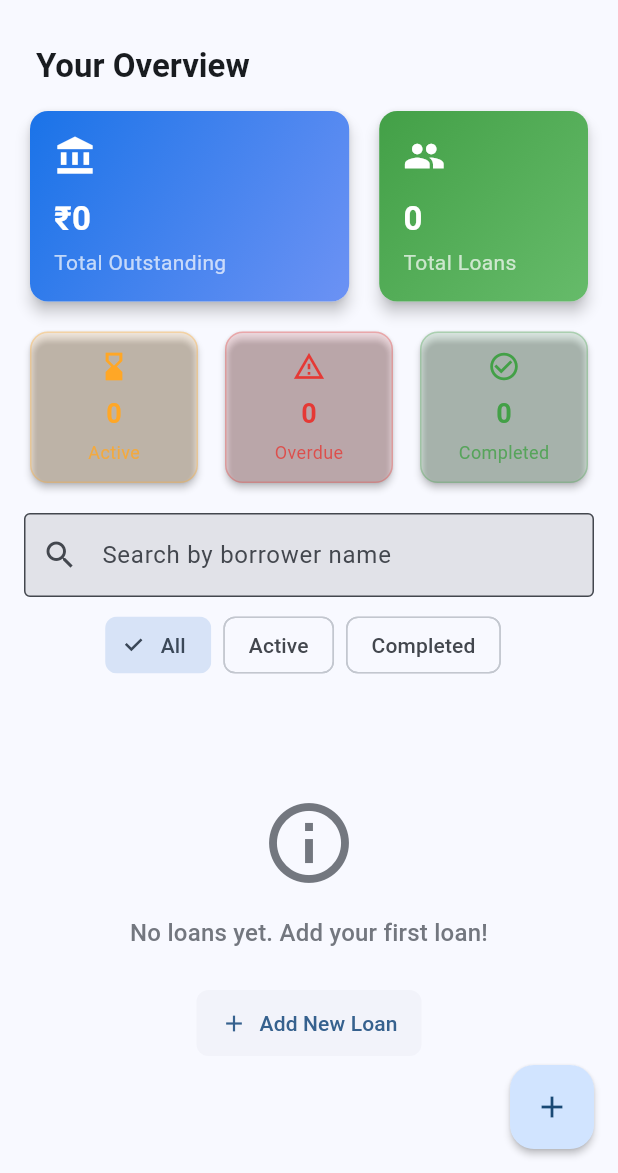
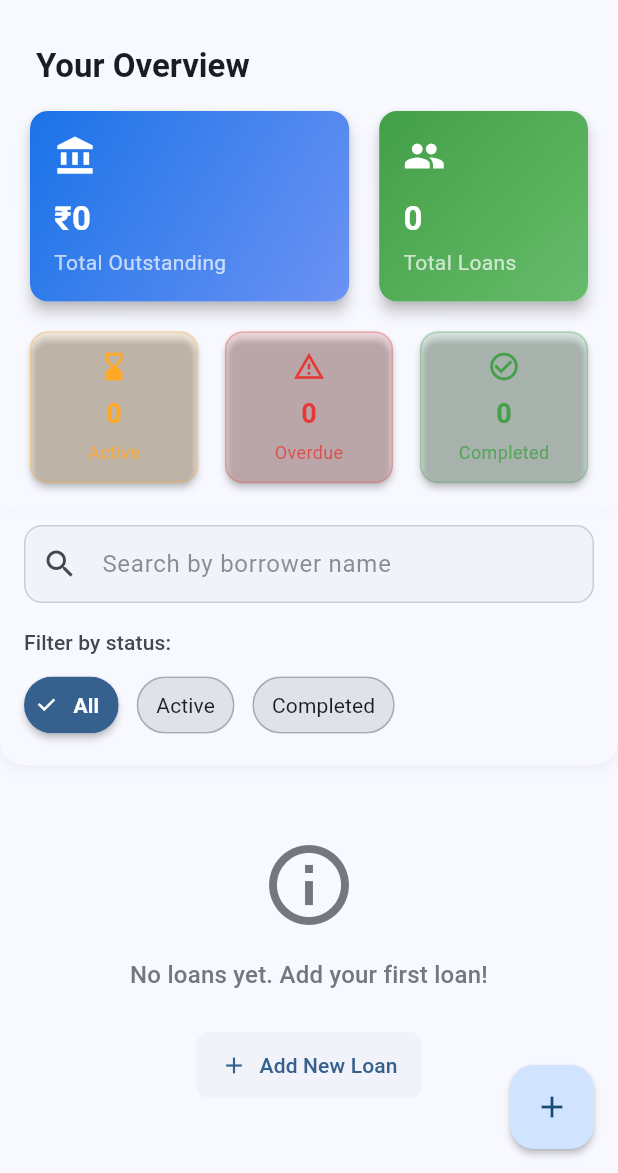
Before and after one commit to RensithUdara/LoanBuddy-Mobile-App, a Flutter app: the screen it shows after launch, on a phone screen of 412 x 824 dp, the part 63-1236 px from its top. Run offline on Flutter 3.47's test engine with Material 3 defaults, Android fonts, the phone set to English and light mode, and no system bars; our stand-ins replace shared_preferences, sqflite; accounts and stored records are empty.

Commit message:
Enhance search and filter UI with animated container and improved styling

```diff
--- a/lib/views/screens/dashboard_screen.dart
+++ b/lib/views/screens/dashboard_screen.dart
@@ -319,27 +319,93 @@ class _DashboardScreenState extends State<DashboardScreen> {
   }
 
   Widget _buildSearchAndFilters() {
-    return Padding(
-      padding: const EdgeInsets.symmetric(horizontal: Constants.defaultPadding),
+    final theme = Theme.of(context);
+
+    return AnimatedContainer(
+      duration: Constants.animationDuration,
+      padding: const EdgeInsets.fromLTRB(
+        Constants.defaultPadding,
+        Constants.defaultPadding / 2,
+        Constants.defaultPadding,
+        Constants.defaultPadding,
+      ),
+      decoration: BoxDecoration(
+        color: theme.colorScheme.surface,
+        borderRadius: const BorderRadius.vertical(
+          bottom: Radius.circular(16),
+        ),
+        boxShadow: [
+          BoxShadow(
+            color: theme.shadowColor.withOpacity(0.05),
+            blurRadius: 8,
+            offset: const Offset(0, 2),
+          ),
+        ],
+      ),
       child: Column(
+        crossAxisAlignment: CrossAxisAlignment.start,
         children: [
           TextField(
             controller: _searchController,
-            decoration: const InputDecoration(
+            decoration: InputDecoration(
               hintText: 'Search by borrower name',
-              prefixIcon: Icon(Icons.search),
-              border: OutlineInputBorder(),
+              prefixIcon: const Icon(Icons.search),
+              suffixIcon: _searchQuery.isNotEmpty
+                  ? IconButton(
+                      icon: const Icon(Icons.clear),
+                      onPressed: () {
+                        _searchController.clear();
+                        _searchLoans('');
+                      },
+                    )
+                  : null,
+              border: OutlineInputBorder(
+                borderRadius: BorderRadius.circular(12),
+                borderSide: BorderSide(
+                  color: theme.colorScheme.outline.withOpacity(0.3),
+                ),
+              ),
+              enabledBorder: OutlineInputBorder(
+                borderRadius: BorderRadius.circular(12),
+                borderSide: BorderSide(
+                  color: theme.colorScheme.outline.withOpacity(0.3),
+                ),
+              ),
+              focusedBorder: OutlineInputBorder(
+                borderRadius: BorderRadius.circular(12),
+                borderSide: BorderSide(
+                  color: theme.colorScheme.primary,
+                  width: 2,
+                ),
+              ),
+              contentPadding: const EdgeInsets.symmetric(
+                horizontal: 16,
+                vertical: 14,
+              ),
+              hintStyle: TextStyle(
+                color: theme.colorScheme.onSurfaceVariant.withOpacity(0.6),
+              ),
+              filled: true,
+              fillColor: theme.colorScheme.surfaceContainerLow,
             ),
             onChanged: _searchLoans,
+            style: theme.textTheme.bodyLarge,
+          ),
+          const SizedBox(height: 16),
+          Text(
+            'Filter by status:',
+            style: theme.textTheme.labelLarge?.copyWith(
+              color: theme.colorScheme.onSurfaceVariant,
+            ),
           ),
           const SizedBox(height: 8),
           SingleChildScrollView(
             scrollDirection: Axis.horizontal,
             child: Row(
               children: [
-                _buildFilterChip('All', 'all'),
-                _buildFilterChip('Active', 'active'),
-                _buildFilterChip('Completed', 'completed'),
+                _buildFilterChip('All', 'all', theme),
+                _buildFilterChip('Active', 'active', theme),
+                _buildFilterChip('Completed', 'completed', theme),
               ],
             ),
           ),
@@ -348,17 +414,50 @@ class _DashboardScreenState extends State<DashboardScreen> {
     );
   }
 
-  Widget _buildFilterChip(String label, String value) {
+  Widget _buildFilterChip(String label, String value, ThemeData theme) {
+    final isSelected = _filter == value;
+    final chipColor = () {
+      if (value == 'active') return const Color(0xFFFFA726);
+      if (value == 'completed') return const Color(0xFF43A047);
+      return theme.colorScheme.primary;
+    }();
+
     return Padding(
-      padding: const EdgeInsets.only(right: 8.0),
-      child: ChoiceChip(
-        label: Text(label),
-        selected: _filter == value,
-        onSelected: (selected) {
-          if (selected) {
-            _onFilterChanged(value);
-          }
-        },
+      padding: const EdgeInsets.only(right: 12.0),
+      child: AnimatedContainer(
+        duration: Constants.animationDuration,
+        child: FilterChip(
+          label: Text(
+            label,
+            style: TextStyle(
+              fontWeight: isSelected ? FontWeight.bold : FontWeight.normal,
+              color: isSelected
+                ? theme.brightness == Brightness.light ? Colors.white : Colors.white
+                : theme.colorScheme.onSurface,
+            ),
+          ),
+          selected: isSelected,
+          onSelected: (selected) {
+            if (selected) {
+              _onFilterChanged(value);
+            }
+          },
+          backgroundColor: theme.colorScheme.surfaceContainerHighest,
+          selectedColor: chipColor,
+          checkmarkColor: Colors.white,
+          showCheckmark: true,
+          elevation: isSelected ? 2 : 0,
+          padding: const EdgeInsets.symmetric(horizontal: 4, vertical: 8),
+          shape: RoundedRectangleBorder(
+            borderRadius: BorderRadius.circular(20),
+            side: BorderSide(
+              color: isSelected
+                ? Colors.transparent
+                : theme.colorScheme.outline.withOpacity(0.3),
+              width: 1,
+            ),
+          ),
+        ),
       ),
     );
   }
```
